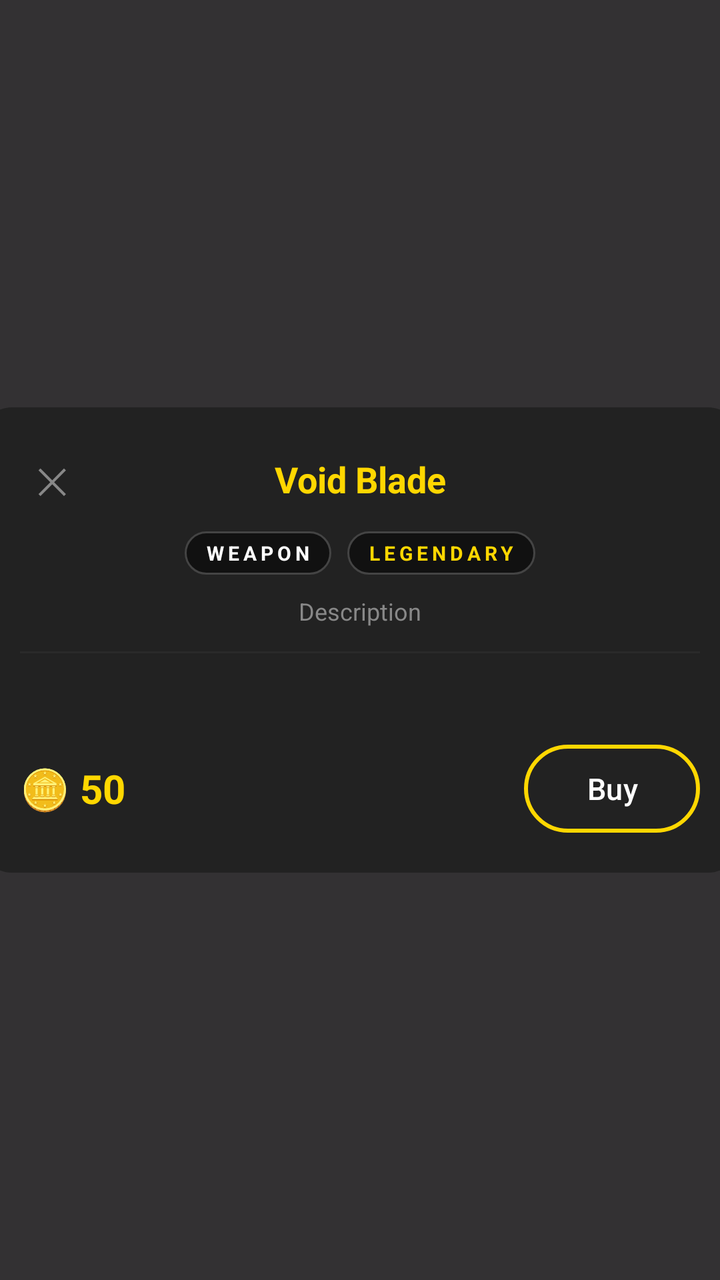
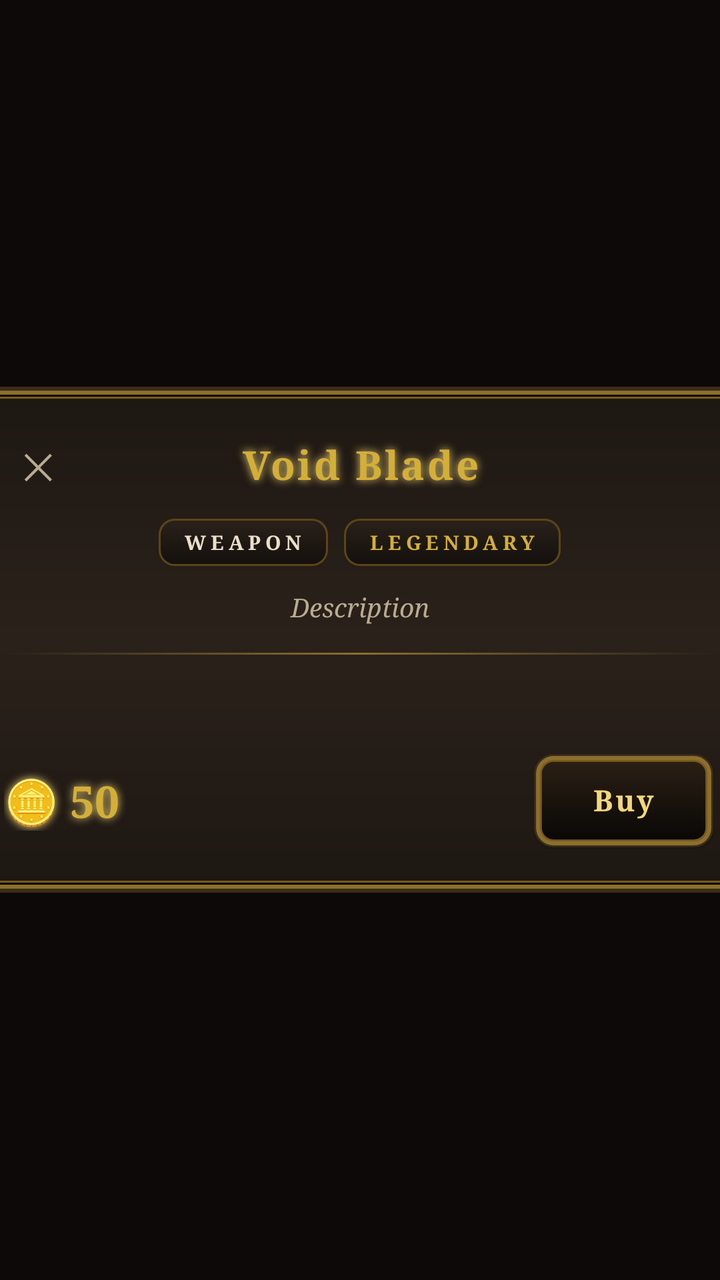

Compare the two renders of this Android layout. The source of the first and the diff that turns it into the second are given below.
<!-- AndroidManifest.xml: application theme Theme.OblivionDescent -->
<!-- res/layout/dialog_shop_item_detail.xml -->
<?xml version="1.0" encoding="utf-8"?>
<FrameLayout xmlns:android="http://schemas.android.com/apk/res/android"
    xmlns:app="http://schemas.android.com/apk/res-auto"
    xmlns:tools="http://schemas.android.com/tools"
    android:layout_width="match_parent"
    android:layout_height="match_parent"
    android:background="#CC000000"
    android:clickable="true"
    android:focusable="true">

    <LinearLayout
        android:layout_width="380dp"
        android:layout_height="wrap_content"
        android:layout_gravity="center"
        android:orientation="vertical"
        android:background="@drawable/rounded_dialog_bg"
        android:padding="20dp">

        
        <FrameLayout
            android:layout_width="match_parent"
            android:layout_height="wrap_content"
            android:layout_marginBottom="10dp">

            <TextView
                android:id="@+id/btn_close_detail"
                android:layout_width="32dp"
                android:layout_height="32dp"
                android:layout_gravity="start|center_vertical"
                android:text="✕"
                android:textColor="#888888"
                android:textSize="18sp"
                android:gravity="center"
                android:clickable="true"
                android:focusable="true"
                android:background="?attr/selectableItemBackgroundBorderless"
                tools:ignore="HardcodedText"/>

            <TextView
                android:id="@+id/detail_name"
                android:layout_width="match_parent"
                android:layout_height="wrap_content"
                android:layout_gravity="center_vertical"
                android:gravity="center"
                android:paddingHorizontal="36dp"
                android:text="Void Blade"
                android:textColor="#FFD700"
                android:textSize="18sp"
                android:textStyle="bold"
                android:maxLines="2"
                android:ellipsize="end"
                tools:ignore="HardcodedText"/>

        </FrameLayout>

        
        <LinearLayout
            android:layout_width="match_parent"
            android:layout_height="wrap_content"
            android:orientation="horizontal"
            android:gravity="center"
            android:layout_marginBottom="10dp">

            <TextView
                android:id="@+id/detail_type"
                android:layout_width="wrap_content"
                android:layout_height="wrap_content"
                android:text="WEAPON"
                android:textColor="#FFFFFF"
                android:textSize="10sp"
                android:textStyle="bold"
                android:letterSpacing="0.2"
                android:background="@drawable/dialog_bg"
                android:paddingHorizontal="10dp"
                android:paddingVertical="4dp"
                tools:ignore="HardcodedText"/>

            <View android:layout_width="8dp" android:layout_height="1dp"/>

            <TextView
                android:id="@+id/detail_rarity"
                android:layout_width="wrap_content"
                android:layout_height="wrap_content"
                android:text="LEGENDARY"
                android:textColor="#FFD700"
                android:textSize="10sp"
                android:textStyle="bold"
                android:letterSpacing="0.2"
                android:background="@drawable/dialog_bg"
                android:paddingHorizontal="10dp"
                android:paddingVertical="4dp"
                tools:ignore="HardcodedText"/>

        </LinearLayout>

        
        <TextView
            android:id="@+id/detail_description"
            android:layout_width="match_parent"
            android:layout_height="wrap_content"
            android:text="Description"
            android:textColor="#888888"
            android:textSize="12sp"
            android:gravity="center"
            android:layout_marginBottom="12dp"
            tools:ignore="HardcodedText"/>

        
        <View
            android:layout_width="match_parent"
            android:layout_height="1dp"
            android:background="#2A2A2A"
            android:layout_marginBottom="12dp"/>

        
        <TextView
            android:id="@+id/detail_stats"
            android:layout_width="match_parent"
            android:layout_height="wrap_content"
            android:text=""
            android:textColor="#CCCCCC"
            android:textSize="13sp"
            android:lineSpacingExtra="6dp"
            android:layout_marginBottom="16dp"/>

        
        <LinearLayout
            android:layout_width="match_parent"
            android:layout_height="wrap_content"
            android:orientation="horizontal"
            android:gravity="center_vertical">

            <TextView
                android:id="@+id/detail_price"
                android:layout_width="0dp"
                android:layout_height="wrap_content"
                android:layout_weight="1"
                android:text="🪙 50"
                android:textColor="#FFD700"
                android:textSize="20sp"
                android:textStyle="bold"
                tools:ignore="HardcodedText"/>

            <com.google.android.material.button.MaterialButton
                android:id="@+id/btn_buy_detail"
                android:layout_width="wrap_content"
                android:layout_height="44dp"
                android:text="Buy"
                android:textAllCaps="false"
                android:textColor="#FFFFFF"
                android:textSize="15sp"
                android:insetTop="0dp"
                android:insetBottom="0dp"
                android:paddingHorizontal="28dp"
                app:cornerRadius="22dp"
                app:strokeWidth="2dp"
                app:strokeColor="#FFD700"
                app:backgroundTint="@color/darkGray"
                tools:ignore="HardcodedText"/>

        </LinearLayout>

    </LinearLayout>

</FrameLayout>
<!-- resources referenced by this layout -->
<resources>
  <color name="darkGray">#222222</color>
  <!-- drawable dialog_bg (drawable) -->
  <?xml version="1.0" encoding="utf-8"?>
  <shape xmlns:android="http://schemas.android.com/apk/res/android"
      android:shape="rectangle">
  
      <solid android:color="#EE111111" />
  
      <corners android:radius="24dp" />
  
      <stroke
          android:width="1dp"
          android:color="#444444" />
  
  </shape>
  <!-- drawable rounded_dialog_bg (drawable) -->
  <shape xmlns:android="http://schemas.android.com/apk/res/android"
      android:shape="rectangle">
      <solid android:color="#222222"/>
      <corners android:radius="16dp"/>
  </shape>
  <style name="Base.Theme.OblivionDescent" parent="Theme.Material3.DayNight.NoActionBar">
      </style>
  <!-- unchanged entries left out for length: 1 -->
</resources>

<!-- the commit's change to res/layout/dialog_shop_item_detail.xml (unified diff, before → after) -->
@@ -4,17 +4,18 @@
     xmlns:tools="http://schemas.android.com/tools"
     android:layout_width="match_parent"
     android:layout_height="match_parent"
-    android:background="#CC000000"
+    android:background="@color/bg_overlay"
     android:clickable="true"
     android:focusable="true">
 
     <LinearLayout
-        android:layout_width="380dp"
+        android:layout_width="400dp"
         android:layout_height="wrap_content"
         android:layout_gravity="center"
         android:orientation="vertical"
         android:background="@drawable/rounded_dialog_bg"
-        android:padding="20dp">
+        android:padding="22dp"
+        android:animation="@anim/dialog_open">
 
         
         <FrameLayout
@@ -24,12 +25,13 @@
 
             <TextView
                 android:id="@+id/btn_close_detail"
-                android:layout_width="32dp"
-                android:layout_height="32dp"
+                android:layout_width="34dp"
+                android:layout_height="34dp"
                 android:layout_gravity="start|center_vertical"
                 android:text="✕"
-                android:textColor="#888888"
+                android:textColor="@color/bone_dim"
                 android:textSize="18sp"
+                android:fontFamily="serif"
                 android:gravity="center"
                 android:clickable="true"
                 android:focusable="true"
@@ -42,11 +44,17 @@
                 android:layout_height="wrap_content"
                 android:layout_gravity="center_vertical"
                 android:gravity="center"
-                android:paddingHorizontal="36dp"
+                android:paddingHorizontal="40dp"
                 android:text="Void Blade"
-                android:textColor="#FFD700"
-                android:textSize="18sp"
+                android:textColor="@color/gold_bright"
+                android:textSize="20sp"
                 android:textStyle="bold"
+                android:fontFamily="serif"
+                android:letterSpacing="0.06"
+                android:shadowColor="@color/gold_glow"
+                android:shadowDx="0"
+                android:shadowDy="0"
+                android:shadowRadius="10"
                 android:maxLines="2"
                 android:ellipsize="end"
                 tools:ignore="HardcodedText"/>
@@ -59,20 +67,21 @@
             android:layout_height="wrap_content"
             android:orientation="horizontal"
             android:gravity="center"
-            android:layout_marginBottom="10dp">
+            android:layout_marginBottom="12dp">
 
             <TextView
                 android:id="@+id/detail_type"
                 android:layout_width="wrap_content"
                 android:layout_height="wrap_content"
                 android:text="WEAPON"
-                android:textColor="#FFFFFF"
+                android:textColor="@color/bone_white"
                 android:textSize="10sp"
                 android:textStyle="bold"
-                android:letterSpacing="0.2"
+                android:fontFamily="serif"
+                android:letterSpacing="0.22"
                 android:background="@drawable/dialog_bg"
-                android:paddingHorizontal="10dp"
-                android:paddingVertical="4dp"
+                android:paddingHorizontal="12dp"
+                android:paddingVertical="5dp"
                 tools:ignore="HardcodedText"/>
 
             <View android:layout_width="8dp" android:layout_height="1dp"/>
@@ -82,13 +91,14 @@
                 android:layout_width="wrap_content"
                 android:layout_height="wrap_content"
                 android:text="LEGENDARY"
-                android:textColor="#FFD700"
+                android:textColor="@color/gold_bright"
                 android:textSize="10sp"
                 android:textStyle="bold"
-                android:letterSpacing="0.2"
+                android:fontFamily="serif"
+                android:letterSpacing="0.22"
                 android:background="@drawable/dialog_bg"
-                android:paddingHorizontal="10dp"
-                android:paddingVertical="4dp"
+                android:paddingHorizontal="12dp"
+                android:paddingVertical="5dp"
                 tools:ignore="HardcodedText"/>
 
         </LinearLayout>
@@ -99,18 +109,21 @@
             android:layout_width="match_parent"
             android:layout_height="wrap_content"
             android:text="Description"
-            android:textColor="#888888"
-            android:textSize="12sp"
+            android:textColor="@color/bone_dim"
+            android:textSize="13sp"
+            android:textStyle="italic"
+            android:fontFamily="serif"
+            android:lineSpacingExtra="2dp"
             android:gravity="center"
-            android:layout_marginBottom="12dp"
+            android:layout_marginBottom="14dp"
             tools:ignore="HardcodedText"/>
 
         
         <View
             android:layout_width="match_parent"
             android:layout_height="1dp"
-            android:background="#2A2A2A"
-            android:layout_marginBottom="12dp"/>
+            android:background="@drawable/divider_gold"
+            android:layout_marginBottom="14dp"/>
 
         
         <TextView
@@ -118,10 +131,11 @@
             android:layout_width="match_parent"
             android:layout_height="wrap_content"
             android:text=""
-            android:textColor="#CCCCCC"
+            android:textColor="@color/bone_white"
             android:textSize="13sp"
+            android:fontFamily="serif"
             android:lineSpacingExtra="6dp"
-            android:layout_marginBottom="16dp"/>
+            android:layout_marginBottom="18dp"/>
 
         
         <LinearLayout
@@ -136,26 +150,34 @@
                 android:layout_height="wrap_content"
                 android:layout_weight="1"
                 android:text="🪙 50"
-                android:textColor="#FFD700"
-                android:textSize="20sp"
+                android:textColor="@color/gold_bright"
+                android:textSize="22sp"
                 android:textStyle="bold"
+                android:fontFamily="serif"
+                android:shadowColor="@color/gold_glow"
+                android:shadowDx="0"
+                android:shadowDy="0"
+                android:shadowRadius="10"
                 tools:ignore="HardcodedText"/>
 
             <com.google.android.material.button.MaterialButton
                 android:id="@+id/btn_buy_detail"
                 android:layout_width="wrap_content"
-                android:layout_height="44dp"
+                android:layout_height="48dp"
                 android:text="Buy"
                 android:textAllCaps="false"
-                android:textColor="#FFFFFF"
+                android:textColor="@color/gold_glow"
                 android:textSize="15sp"
+                android:textStyle="bold"
+                android:fontFamily="serif"
+                android:letterSpacing="0.08"
                 android:insetTop="0dp"
                 android:insetBottom="0dp"
-                android:paddingHorizontal="28dp"
-                app:cornerRadius="22dp"
-                app:strokeWidth="2dp"
-                app:strokeColor="#FFD700"
-                app:backgroundTint="@color/darkGray"
+                android:paddingHorizontal="30dp"
+                app:backgroundTint="@null"
+                android:background="@drawable/btn_login"
+                android:stateListAnimator="@animator/button_elevation_anim"
+                android:translationZ="4dp"
                 tools:ignore="HardcodedText"/>
 
         </LinearLayout>
<!-- resource entries referenced after the edit -->
@@ -1,28 +1,141 @@
 <!-- resources referenced by this layout -->
 <resources>
-  <color name="darkGray">#222222</color>
+  <color name="bg_overlay">#CC0A0807</color>
+  <color name="bone_dim">#B8AC91</color>
+  <color name="bone_white">#EAE0CA</color>
+  <color name="gold_bright">#D4AF37</color>
+  <color name="gold_glow">#F4D77A</color>
+  <!-- drawable btn_login: vector/xml drawable (drawable, 3325 chars, omitted) -->
   <!-- drawable dialog_bg (drawable) -->
   <?xml version="1.0" encoding="utf-8"?>
-  <shape xmlns:android="http://schemas.android.com/apk/res/android"
-      android:shape="rectangle">
+  <layer-list xmlns:android="http://schemas.android.com/apk/res/android">
   
-      <solid android:color="#EE111111" />
+      <item>
+          <shape android:shape="rectangle">
+              <solid android:color="@color/border_gold_inner"/>
+              <corners android:radius="8dp"/>
+          </shape>
+      </item>
   
-      <corners android:radius="24dp" />
+      <item
+          android:left="1dp"
+          android:top="1dp"
+          android:right="1dp"
+          android:bottom="1dp">
+          <shape android:shape="rectangle">
+              <gradient
+                  android:type="linear"
+                  android:angle="270"
+                  android:startColor="@color/bg_surface_alt"
+                  android:endColor="@color/bg_base"/>
+              <corners android:radius="7dp"/>
+          </shape>
+      </item>
   
-      <stroke
-          android:width="1dp"
-          android:color="#444444" />
-  
+  </layer-list>
+  <!-- drawable divider_gold (drawable) -->
+  <?xml version="1.0" encoding="utf-8"?>
+  <shape xmlns:android="http://schemas.android.com/apk/res/android">
+      <size android:height="1dp"/>
+      <gradient
+          android:type="linear"
+          android:angle="0"
+          android:startColor="#00000000"
+          android:centerColor="@color/border_gold"
+          android:endColor="#00000000"/>
   </shape>
   <!-- drawable rounded_dialog_bg (drawable) -->
-  <shape xmlns:android="http://schemas.android.com/apk/res/android"
-      android:shape="rectangle">
-      <solid android:color="#222222"/>
-      <corners android:radius="16dp"/>
-  </shape>
+  <?xml version="1.0" encoding="utf-8"?>
+  <layer-list xmlns:android="http://schemas.android.com/apk/res/android">
+  
+      
+      <item>
+          <shape android:shape="rectangle">
+              <solid android:color="@color/border_gold_outer"/>
+              <corners android:radius="10dp"/>
+          </shape>
+      </item>
+  
+      
+      <item
+          android:left="2dp"
+          android:top="2dp"
+          android:right="2dp"
+          android:bottom="2dp">
+          <shape android:shape="rectangle">
+              <solid android:color="@color/border_gold"/>
+              <corners android:radius="9dp"/>
+          </shape>
+      </item>
+  
+      
+      <item
+          android:left="4dp"
+          android:top="4dp"
+          android:right="4dp"
+          android:bottom="4dp">
+          <shape android:shape="rectangle">
+              <solid android:color="@color/bg_deepest"/>
+              <corners android:radius="8dp"/>
+          </shape>
+      </item>
+  
+      
+      <item
+          android:left="5dp"
+          android:top="5dp"
+          android:right="5dp"
+          android:bottom="5dp">
+          <shape android:shape="rectangle">
+              <solid android:color="@color/gold_deep"/>
+              <corners android:radius="7dp"/>
+          </shape>
+      </item>
+  
+      
+      <item
+          android:left="6dp"
+          android:top="6dp"
+          android:right="6dp"
+          android:bottom="6dp">
+          <shape android:shape="rectangle">
+              <gradient
+                  android:type="linear"
+                  android:angle="270"
+                  android:startColor="@color/bg_surface"
+                  android:centerColor="@color/bg_surface_alt"
+                  android:endColor="@color/bg_surface"/>
+              <corners android:radius="6dp"/>
+          </shape>
+      </item>
+  
+  </layer-list>
+  <color name="border_gold_inner">#5C4517</color>
+  <color name="bg_surface_alt">#2A211A</color>
+  <color name="bg_base">#14100D</color>
+  <color name="border_gold">#8B6F2C</color>
+  <color name="border_gold_outer">#3C2D1A</color>
+  <color name="bg_deepest">#0A0807</color>
+  <color name="gold_deep">#7A5A1F</color>
+  <color name="bg_surface">#1E1813</color>
   <style name="Base.Theme.OblivionDescent" parent="Theme.Material3.DayNight.NoActionBar">
+          <item name="android:windowBackground">@color/bg_base</item>
+          <item name="android:colorBackground">@color/bg_base</item>
+          <item name="colorPrimary">@color/gold_base</item>
+          <item name="colorPrimaryVariant">@color/gold_deep</item>
+          <item name="colorOnPrimary">@color/bg_deepest</item>
+          <item name="colorSecondary">@color/crimson_base</item>
+          <item name="colorOnSecondary">@color/bone_white</item>
+          <item name="colorSurface">@color/bg_surface</item>
+          <item name="colorOnSurface">@color/bone_white</item>
+          <item name="colorAccent">@color/gold_bright</item>
+          <item name="android:textColorPrimary">@color/bone_white</item>
+          <item name="android:textColorSecondary">@color/bone_dim</item>
+          <item name="android:textColorHint">@color/bone_muted</item>
       </style>
+  <color name="gold_base">#B8911E</color>
+  <color name="crimson_base">#8B1818</color>
+  <color name="bone_muted">#7A7060</color>
   <!-- unchanged entries left out for length: 1 -->
 </resources>
 
